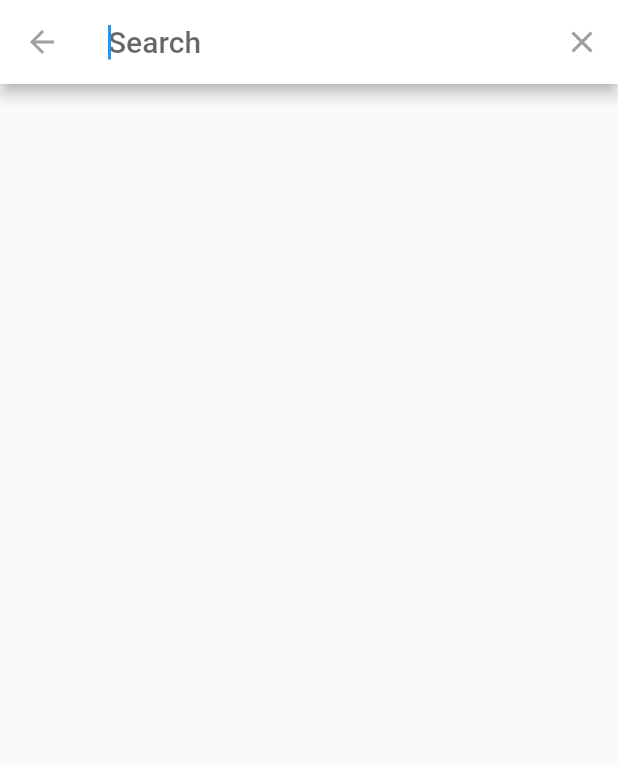
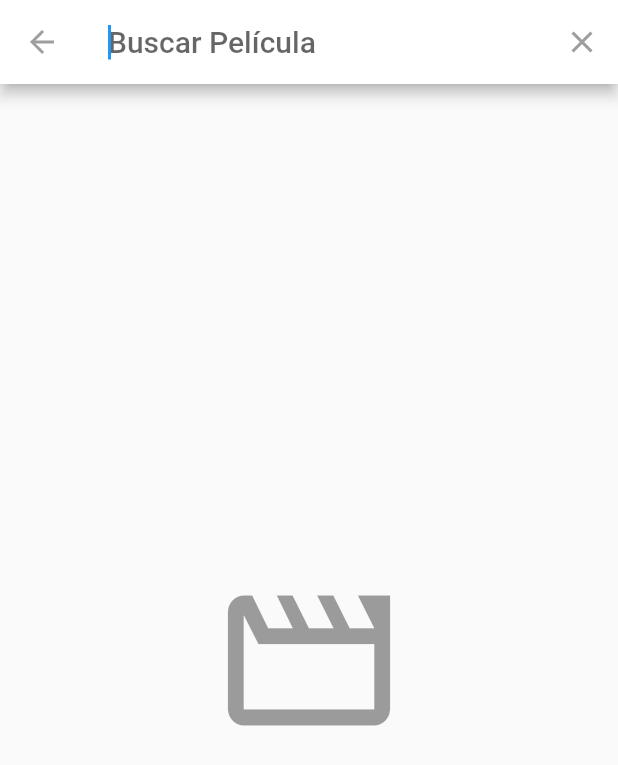
Before and after one commit to ozzymauricio75/movieday, a Flutter app: the screen it shows after launch, after a tap on the "search" icon, on a phone screen of 412 x 824 dp. Shown: the top 765 px of the screen. Run offline on Flutter 3.47's test engine with Material 2 defaults, Android fonts, the phone set to English and light mode, and no system bars; our stand-ins replace animate_do, flutter_swiper; network calls fail.

```diff
--- a/lib/main.dart
+++ b/lib/main.dart
@@ -6,17 +6,15 @@ import 'package:peliculas/src/pages/pelicula_detalle.dart';
 void main() => runApp(MyApp());
 
 class MyApp extends StatelessWidget {
-
   @override
   Widget build(BuildContext context) {
-
     return MaterialApp(
       debugShowCheckedModeBanner: false,
       title: 'Películas',
       initialRoute: '/',
       routes: {
-        '/'       : ( BuildContext context ) => HomePage(),
-        'detalle' : ( BuildContext context ) => PeliculaDetalle(),
+        '/': (BuildContext context) => HomePage(),
+        'detalle': (BuildContext context) => PeliculaDetalle(),
       },
     );
   }
--- a/lib/src/search/search_delegate.dart
+++ b/lib/src/search/search_delegate.dart
@@ -2,13 +2,14 @@ import 'package:flutter/material.dart';
 import 'package:peliculas/src/models/pelicula_model.dart';
 import 'package:peliculas/src/providers/peliculas_provider.dart';
 
-
 class DataSearch extends SearchDelegate {
-
   String seleccion = '';
   final peliculasProvider = new PeliculasProvider();
 
-  final peliculas = [
+  @override
+  //Implementar la busqueda
+  String get searchFieldLabel => 'Buscar Película';
+  /*final peliculas = [
     'Spiderman',
     'Aquaman',
     'Batman',
@@ -25,15 +26,14 @@ class DataSearch extends SearchDelegate {
   final peliculasRecientes = [
     'Spiderman',
     'Capitan America'
-  ];
-
+  ];*/
 
   @override
   List<Widget> buildActions(BuildContext context) {
     // Las acciones de nuestro AppBar
     return [
       IconButton(
-        icon: Icon( Icons.clear ),
+        icon: Icon(Icons.clear),
         onPressed: () {
           query = '';
         },
@@ -49,8 +49,8 @@ class DataSearch extends SearchDelegate {
         icon: AnimatedIcons.menu_arrow,
         progress: transitionAnimation,
       ),
-      onPressed: (){
-        close( context, null );
+      onPressed: () {
+        close(context, null);
       },
     );
   }
@@ -68,51 +68,51 @@ class DataSearch extends SearchDelegate {
     );
   }
 
+  Widget _emptyContainer() {
+    return Container(
+        child: Center(
+      child:
+          Icon(Icons.movie_creation_outlined, color: Colors.black38, size: 130),
+    ));
+  }
+
   @override
   Widget buildSuggestions(BuildContext context) {
     // Son las sugerencias que aparecen cuando la persona escribe
-    if ( query.isEmpty ) {
-      return Container();
+    if (query.isEmpty) {
+      return _emptyContainer();
     }
 
     return FutureBuilder(
       future: peliculasProvider.buscarPelicula(query),
       builder: (BuildContext context, AsyncSnapshot<List<Pelicula>> snapshot) {
-
-          if( snapshot.hasData ) {
-
+        if (snapshot.hasData) {
           final peliculas = snapshot.data;
 
           return ListView(
-              children: peliculas.map( (pelicula) {
+              children: peliculas.map((pelicula) {
             return ListTile(
               leading: FadeInImage(
-                      image: NetworkImage( pelicula.getPosterImg() ),
+                image: NetworkImage(pelicula.getPosterImg()),
                 placeholder: AssetImage('assets/img/no-image.jpg'),
                 width: 50.0,
                 fit: BoxFit.contain,
               ),
-                    title: Text( pelicula.title ),
-                    subtitle: Text( pelicula.originalTitle ),
-                    onTap: (){
-                      close( context, null);
+              title: Text(pelicula.title),
+              subtitle: Text(pelicula.originalTitle),
+              onTap: () {
+                close(context, null);
                 pelicula.uniqueId = '';
                 Navigator.pushNamed(context, 'detalle', arguments: pelicula);
               },
             );
-              }).toList()
-            );
-
+          }).toList());
         } else {
-            return Center(
-              child: CircularProgressIndicator()
-            );
+          //return _emptyContainer();
+          return Center(child: CircularProgressIndicator());
         }
-
       },
     );
-
-
   }
 
   // @override
@@ -124,7 +124,6 @@ class DataSearch extends SearchDelegate {
   //                           : peliculas.where(
   //                             (p)=> p.toLowerCase().startsWith(query.toLowerCase())
   //                           ).toList();
-
 
   //   return ListView.builder(
   //     itemCount: listaSugerida.length,
```
Also changed, not shown: pubspec.yaml (+8 -0 lines), pubspec.lock, 21 other files. Lines whose indentation alone changed are shown as unchanged.
